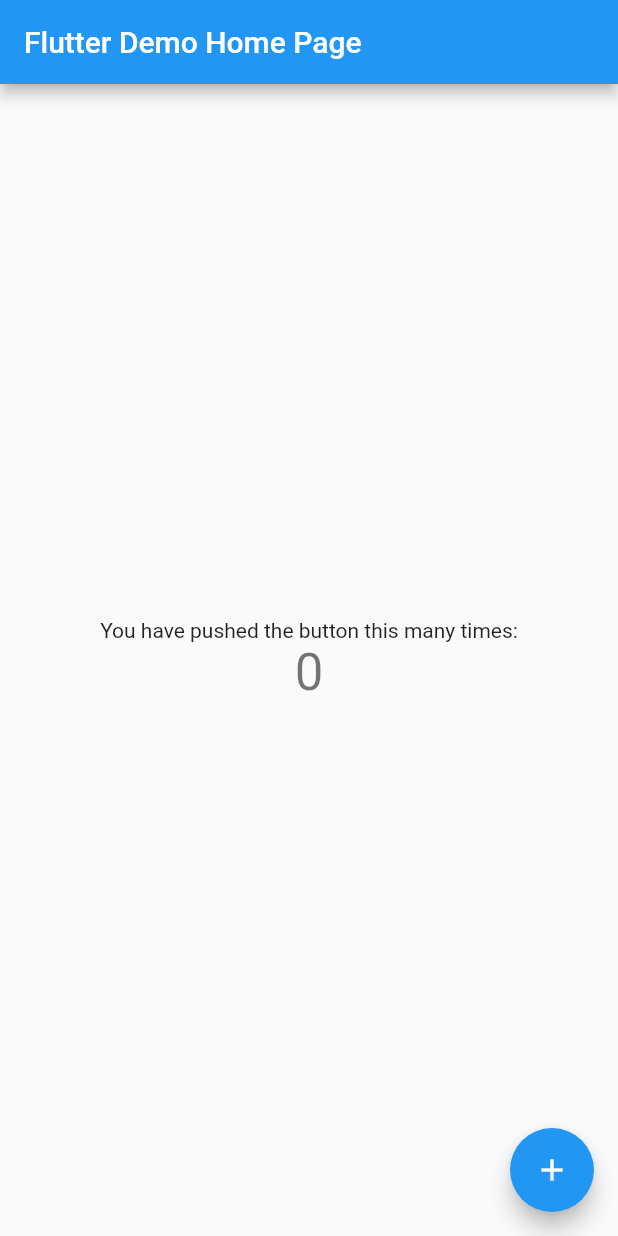
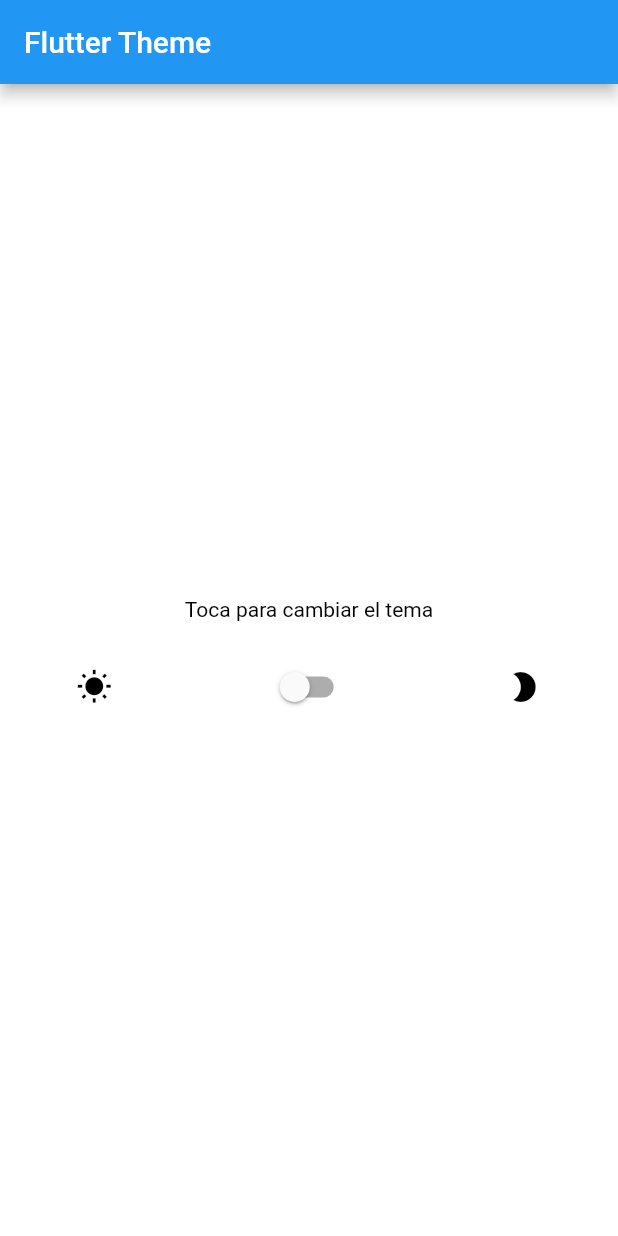
Before and after one commit to rubone/flutter_theme, a Flutter app: the screen it shows after launch, on a phone screen of 412 x 824 dp. Run offline on Flutter 3.47's test engine with Material 2 defaults, Android fonts, the phone set to English and light mode, and no system bars; our stand-ins replace shared_preferences.

Commit message:
:construction: Agregando diseno y funcion de widget para establecer tema

```diff
--- a/flutter_theme/lib/main.dart
+++ b/flutter_theme/lib/main.dart
@@ -1,41 +1,49 @@
 import 'package:flutter/material.dart';
+import 'package:fluttertheme/models/theme_preferences.dart';
+import 'package:fluttertheme/providers/theme.dart';
+import 'package:provider/provider.dart';
 
-void main() => runApp(MyApp());
+void main() {
+  runApp(MyApp());
+}
 
-class MyApp extends StatelessWidget {
-  // This widget is the root of your application.
+class MyApp extends StatefulWidget{
+  MyApp({ Key key}) : super (key : key);
+
+  @override
+  _MyAppState createState() => _MyAppState();
+}
+
+class _MyAppState extends State<MyApp>{
+  ThemeProvider themeChangeProvider = new ThemeProvider();
+
+  @override
+  void initState(){
+    super.initState();
+    getCurrentAppTheme();
+  }
+
+  void getCurrentAppTheme() async {
+    themeChangeProvider.setTheme = await themeChangeProvider
+        .themePreferences.getTheme();
+  }
+
   @override
   Widget build(BuildContext context) {
-    return MaterialApp(
-      title: 'Flutter Demo',
-      theme: ThemeData(
-        // This is the theme of your application.
-        //
-        // Try running your application with "flutter run". You'll see the
-        // application has a blue toolbar. Then, without quitting the app, try
-        // changing the primarySwatch below to Colors.green and then invoke
-        // "hot reload" (press "r" in the console where you ran "flutter run",
-        // or simply save your changes to "hot reload" in a Flutter IDE).
-        // Notice that the counter didn't reset back to zero; the application
-        // is not restarted.
-        primarySwatch: Colors.blue,
-      ),
-      home: MyHomePage(title: 'Flutter Demo Home Page'),
+    return ChangeNotifierProvider.value(
+        value: themeChangeProvider,
+        child: MaterialApp(
+          debugShowCheckedModeBanner: false,
+          title: 'Flutter Theme',
+          home: MyHomePage(title: 'Flutter Theme'),
+        ),
     );
   }
 }
 
-class MyHomePage extends StatefulWidget {
-  MyHomePage({Key key, this.title}) : super(key: key);
 
-  // This widget is the home page of your application. It is stateful, meaning
-  // that it has a State object (defined below) that contains fields that affect
-  // how it looks.
-
-  // This class is the configuration for the state. It holds the values (in this
-  // case the title) provided by the parent (in this case the App widget) and
-  // used by the build method of the State. Fields in a Widget subclass are
-  // always marked "final".
+class MyHomePage extends StatefulWidget{
+  MyHomePage({ Key key, this.title}) : super (key : key);
 
   final String title;
 
@@ -43,69 +51,62 @@ class MyHomePage extends StatefulWidget {
   _MyHomePageState createState() => _MyHomePageState();
 }
 
-class _MyHomePageState extends State<MyHomePage> {
-  int _counter = 0;
+class _MyHomePageState extends State<MyHomePage>{
 
-  void _incrementCounter() {
-    setState(() {
-      // This call to setState tells the Flutter framework that something has
-      // changed in this State, which causes it to rerun the build method below
-      // so that the display can reflect the updated values. If we changed
-      // _counter without calling setState(), then the build method would not be
-      // called again, and so nothing would appear to happen.
-      _counter++;
-    });
-  }
 
   @override
   Widget build(BuildContext context) {
-    // This method is rerun every time setState is called, for instance as done
-    // by the _incrementCounter method above.
-    //
-    // The Flutter framework has been optimized to make rerunning build methods
-    // fast, so that you can just rebuild anything that needs updating rather
-    // than having to individually change instances of widgets.
+    final currentTheme = Provider.of<ThemeProvider>(context);
     return Scaffold(
+      backgroundColor: currentTheme.theme == ThemePreferences.DARK
+        ? Color(0xff2a293d)
+        : Colors.white,
       appBar: AppBar(
-        // Here we take the value from the MyHomePage object that was created by
-        // the App.build method, and use it to set our appbar title.
         title: Text(widget.title),
+        backgroundColor: currentTheme.theme == ThemePreferences.DARK
+        ? Colors.black12
+        : Colors.blue,
       ),
       body: Center(
-        // Center is a layout widget. It takes a single child and positions it
-        // in the middle of the parent.
         child: Column(
-          // Column is also a layout widget. It takes a list of children and
-          // arranges them vertically. By default, it sizes itself to fit its
-          // children horizontally, and tries to be as tall as its parent.
-          //
-          // Invoke "debug painting" (press "p" in the console, choose the
-          // "Toggle Debug Paint" action from the Flutter Inspector in Android
-          // Studio, or the "Toggle Debug Paint" command in Visual Studio Code)
-          // to see the wireframe for each widget.
-          //
-          // Column has various properties to control how it sizes itself and
-          // how it positions its children. Here we use mainAxisAlignment to
-          // center the children vertically; the main axis here is the vertical
-          // axis because Columns are vertical (the cross axis would be
-          // horizontal).
           mainAxisAlignment: MainAxisAlignment.center,
           children: <Widget>[
             Text(
-              'You have pushed the button this many times:',
+              'Toca para cambiar el tema',
+              style: TextStyle(
+                color: currentTheme.isDarkTheme ()
+                    ? Colors.white
+                    : Colors.black,
+              ),
             ),
-            Text(
-              '$_counter',
-              style: Theme.of(context).textTheme.display1,
-            ),
+            SizedBox(height: 20,),
+            Row(
+              mainAxisAlignment: MainAxisAlignment.spaceAround,
+              children: <Widget>[
+                Icon(
+                  Icons.wb_sunny,
+                  color: currentTheme.isDarkTheme ()
+                    ? Colors.white
+                    : Colors.black,
+                ),
+                Switch (
+                  value: currentTheme.isDarkTheme (),
+                  onChanged: (value) {
+                    String newTheme = value ? ThemePreferences.DARK : ThemePreferences.LIGHT;
+                    currentTheme.setTheme = newTheme;
+                  },
+                ),
+                Icon(
+                  Icons.brightness_2,
+                  color: currentTheme.theme == ThemePreferences.DARK
+                      ? Colors.white
+                      : Colors.black,
+                )
+              ],
+            )
           ],
         ),
-      ),
-      floatingActionButton: FloatingActionButton(
-        onPressed: _incrementCounter,
-        tooltip: 'Increment',
-        child: Icon(Icons.add),
-      ), // This trailing comma makes auto-formatting nicer for build methods.
+      )
     );
   }
 }
```
